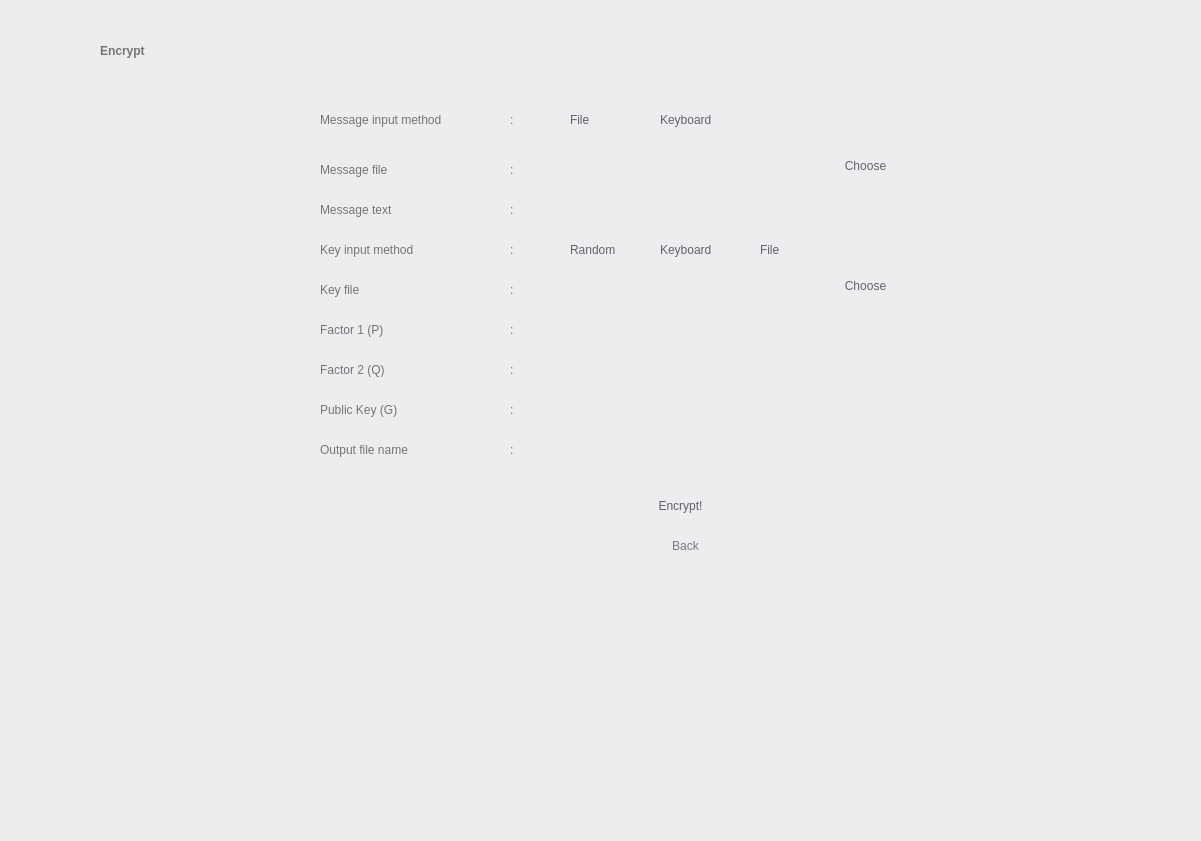
Qt form UI/Paillier/Paillier-encrypt.ui (salsabiilashifa11/Tugas5Kripto) before a commit.
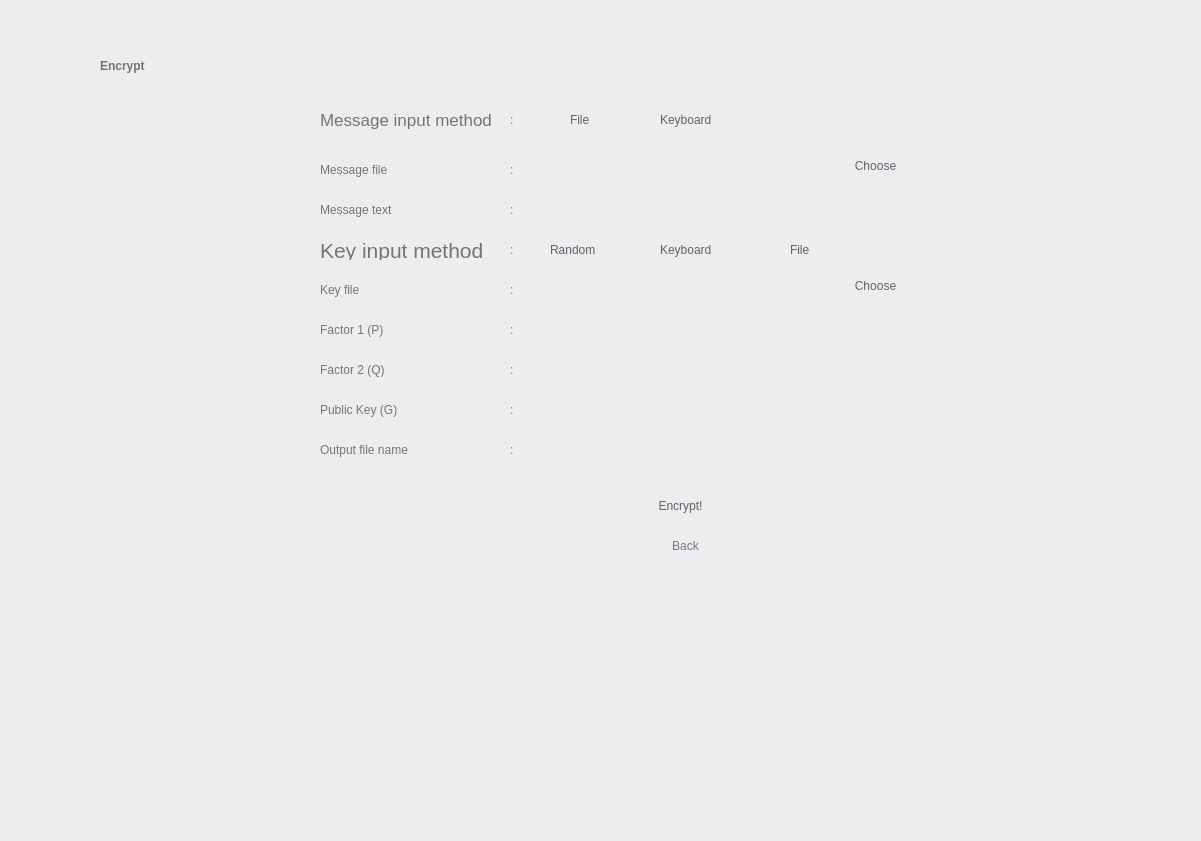
The same form after that commit.

Diff of the .ui file:
```diff
--- a/UI/Paillier/Paillier-encrypt.ui
+++ b/UI/Paillier/Paillier-encrypt.ui
@@ -36,7 +36,7 @@
       <x>100</x>
       <y>30</y>
       <width>241</width>
-      <height>41</height>
+      <height>71</height>
      </rect>
     </property>
     <property name="styleSheet">
@@ -103,7 +103,7 @@
      <rect>
       <x>640</x>
       <y>110</y>
-      <width>101</width>
+      <width>131</width>
       <height>20</height>
      </rect>
     </property>
@@ -180,7 +180,7 @@
      <rect>
       <x>830</x>
       <y>150</y>
-      <width>71</width>
+      <width>91</width>
       <height>31</height>
      </rect>
     </property>
@@ -203,6 +203,11 @@
       <height>20</height>
      </rect>
     </property>
+    <property name="font">
+     <font>
+      <pointsize>13</pointsize>
+     </font>
+    </property>
     <property name="styleSheet">
      <string notr="true">background-color: rgba(255, 255, 255, 0);
 font: 15pt &quot;Product Sans&quot;;
@@ -387,10 +392,15 @@
      <rect>
       <x>320</x>
       <y>240</y>
-      <width>171</width>
+      <width>181</width>
       <height>20</height>
      </rect>
     </property>
+    <property name="font">
+     <font>
+      <pointsize>16</pointsize>
+     </font>
+    </property>
     <property name="styleSheet">
      <string notr="true">background-color: rgba(255, 255, 255, 0);
 font: 15pt &quot;Product Sans&quot;;
@@ -429,7 +439,7 @@
      <rect>
       <x>640</x>
       <y>240</y>
-      <width>101</width>
+      <width>121</width>
       <height>20</height>
      </rect>
     </property>
@@ -447,9 +457,9 @@
    <widget class="QRadioButton" name="inputButton_4">
     <property name="geometry">
      <rect>
-      <x>550</x>
+      <x>530</x>
       <y>240</y>
-      <width>81</width>
+      <width>101</width>
       <height>20</height>
      </rect>
     </property>
@@ -660,7 +670,7 @@
    <widget class="QRadioButton" name="inputButton_5">
     <property name="geometry">
      <rect>
-      <x>740</x>
+      <x>770</x>
       <y>240</y>
       <width>101</width>
       <height>20</height>
@@ -743,7 +753,7 @@
      <rect>
       <x>830</x>
       <y>270</y>
-      <width>71</width>
+      <width>91</width>
       <height>31</height>
      </rect>
     </property>
```
Left out of the diff: 2 changed lines with no effect on the pictures.
